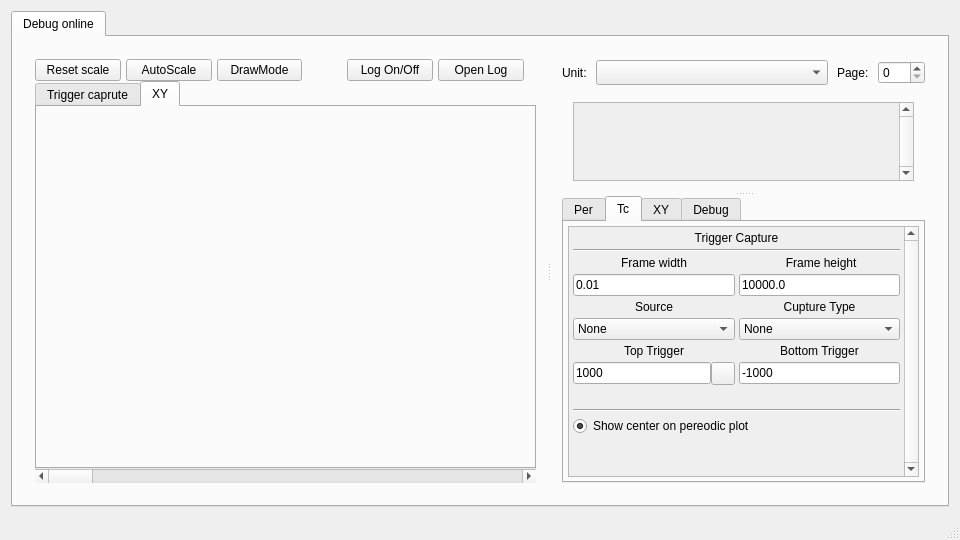
PuninskiyID/BlackBox, file BlackBox/centralwidget.ui: the form before one commit.
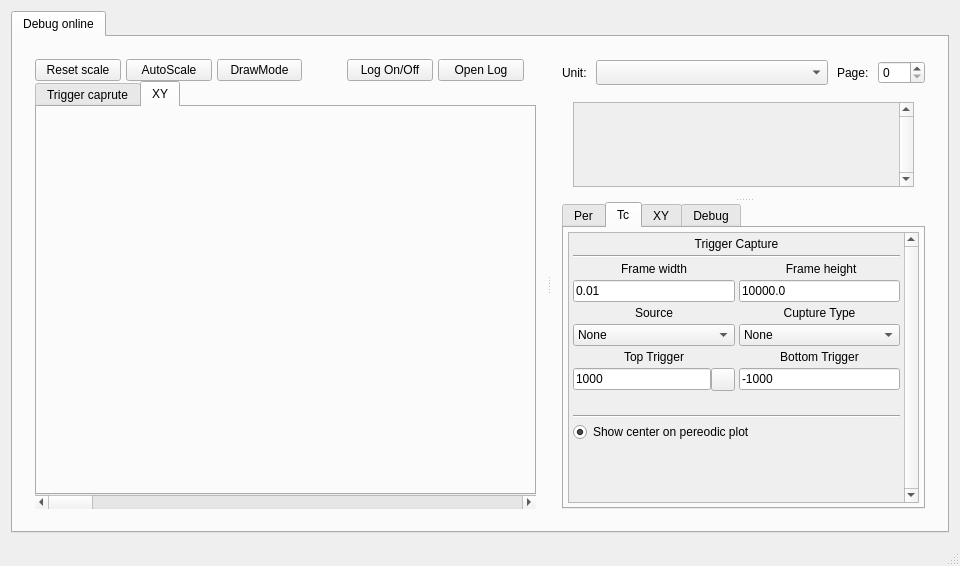
The form after the commit. The open tabs and pages were chosen to show the change. Icons and pictures are not drawn.

Commit message: mpower widgets fix + params widgets fix

Patch:
```diff
--- a/BlackBox/centralwidget.ui
+++ b/BlackBox/centralwidget.ui
@@ -7,7 +7,7 @@
     <x>0</x>
     <y>0</y>
     <width>960</width>
-    <height>540</height>
+    <height>566</height>
    </rect>
   </property>
   <property name="sizePolicy">
@@ -427,7 +427,7 @@
                      <enum>Qt::ScrollBarAlwaysOn</enum>
                     </property>
                     <property name="horizontalScrollBarPolicy">
-                     <enum>Qt::ScrollBarAlwaysOff</enum>
+                     <enum>Qt::ScrollBarAsNeeded</enum>
                     </property>
                     <property name="sizeAdjustPolicy">
                      <enum>QAbstractScrollArea::AdjustIgnored</enum>
@@ -443,8 +443,8 @@
                       <rect>
                        <x>0</x>
                        <y>0</y>
-                       <width>371</width>
-                       <height>84</height>
+                       <width>350</width>
+                       <height>83</height>
                       </rect>
                      </property>
                      <property name="sizePolicy">
@@ -634,9 +634,9 @@
                     <property name="geometry">
                      <rect>
                       <x>0</x>
-                      <y>-18</y>
-                      <width>363</width>
-                      <height>270</height>
+                      <y>0</y>
+                      <width>342</width>
+                      <height>277</height>
                      </rect>
                     </property>
                     <property name="sizePolicy">
```
Left out of the diff: 10 changed lines with no effect on the pictures. The commit also changes 4 other files.
